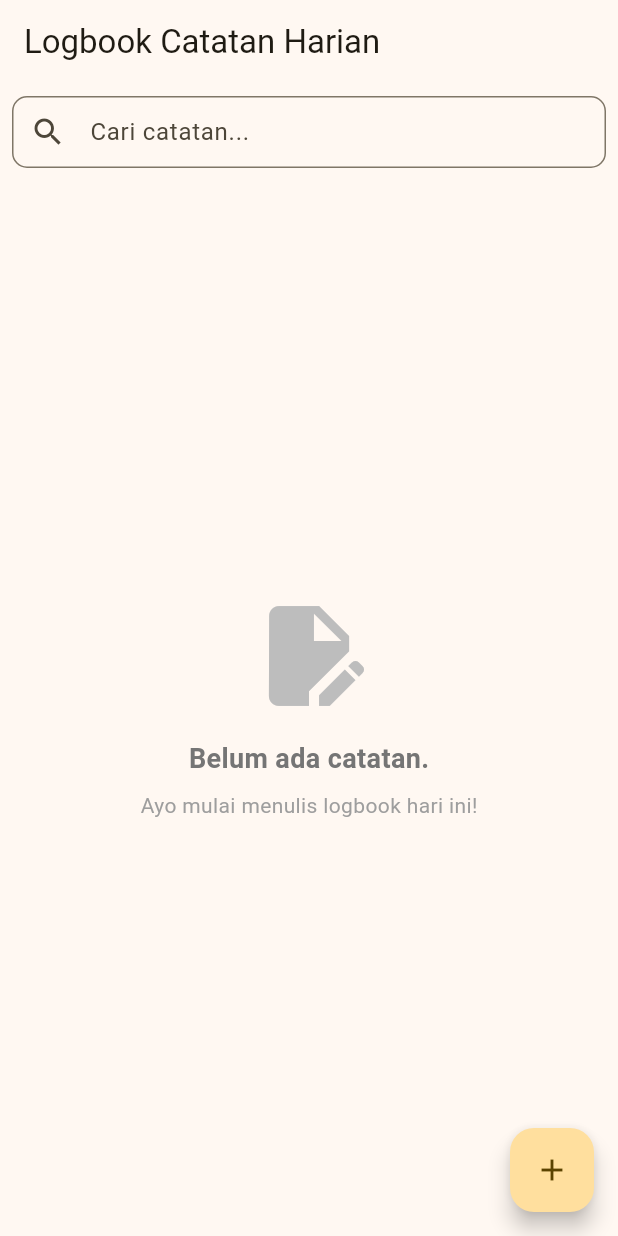
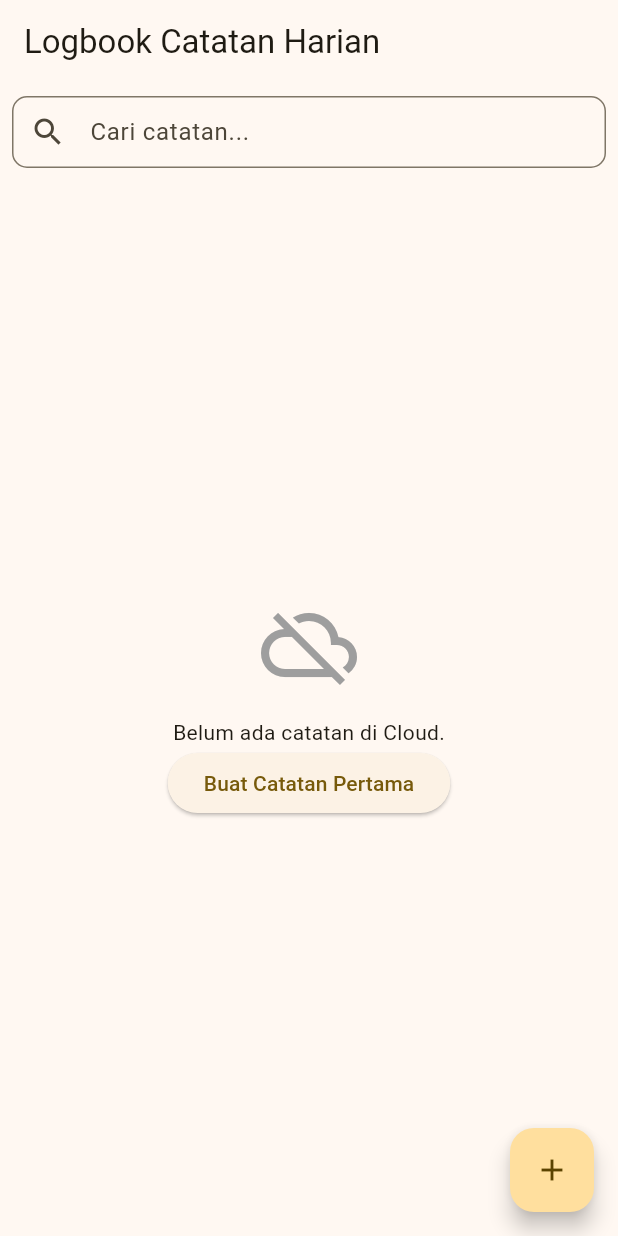
Before and after one commit to ftmhhwwa/logbook_app_074, a Flutter app: the LogView screen opened directly with empty values, on a phone screen of 412 x 824 dp. Run offline on Flutter 3.47's test engine with Material 3 defaults, Android fonts, the phone set to English and light mode, and no system bars; our stand-ins replace flutter_dotenv, shared_preferences; missing offline and left inert: mongo_dart; accounts and stored records are empty.

Commit message:
setup ekosistem dan implementasi mongoservice

```diff
--- a/lib/features/logbook/log_view.dart
+++ b/lib/features/logbook/log_view.dart
@@ -1,6 +1,7 @@
 import 'package:flutter/material.dart';
 import 'package:logbook_app_001/features/logbook/log_controller.dart';
 import 'package:logbook_app_001/features/logbook/models/log_model.dart';
+
 
 class LogView extends StatefulWidget {
   final String username;
@@ -16,6 +17,7 @@
   final TextEditingController _contentController = TextEditingController();
   final TextEditingController _searchController = TextEditingController();
   final ValueNotifier<String> _searchQuery = ValueNotifier('');
+  bool _isLoading = true;
 
   final List<String> _categories = [
     'Akademik',
@@ -23,6 +25,23 @@
     'Pribadi',
     'Urgent',
   ];
+
+  @override
+  void initState() {
+    super.initState();
+    Future.microtask(_initData);
+  }
+
+  Future<void> _initData() async {
+    setState(() => _isLoading = true);
+    try {
+      await _controller.loadFromDisk();
+    } finally {
+      if (mounted) {
+        setState(() => _isLoading = false);
+      }
+    }
+  }
 
   @override
   void dispose() {
@@ -61,6 +80,19 @@
                 return ValueListenableBuilder<List<LogModel>>(
                   valueListenable: _controller.logsNotifier,
                   builder: (context, currentLogs, child) {
+                    if (_isLoading) {
+                      return const Center(
+                        child: Column(
+                          mainAxisSize: MainAxisSize.min,
+                          children: [
+                            CircularProgressIndicator(),
+                            SizedBox(height: 16),
+                            Text("Menghubungkan ke MongoDB Atlas..."),
+                          ],
+                        ),
+                      );
+                    }
+
                     final filteredLogs = currentLogs.where((log) {
                       return log.title.toLowerCase().contains(
                         query.toLowerCase(),
@@ -70,26 +102,18 @@
                     if (currentLogs.isEmpty) {
                       return Center(
                         child: Column(
-                          mainAxisAlignment: MainAxisAlignment.center,
+                          mainAxisSize: MainAxisSize.min,
                           children: [
-                            Icon(
-                              Icons.edit_document,
-                              size: 80,
-                              color: Colors.grey.shade400,
+                            const Icon(
+                              Icons.cloud_off,
+                              size: 64,
+                              color: Colors.grey,
                             ),
                             const SizedBox(height: 16),
-                            Text(
-                              "Belum ada catatan.",
-                              style: TextStyle(
-                                fontSize: 18,
-                                color: Colors.grey.shade600,
-                                fontWeight: FontWeight.bold,
-                              ),
-                            ),
-                            const SizedBox(height: 8),
-                            Text(
-                              "Ayo mulai menulis logbook hari ini!",
-                              style: TextStyle(color: Colors.grey.shade500),
+                            const Text("Belum ada catatan di Cloud."),
+                            ElevatedButton(
+                              onPressed: _showAddLogDialog,
+                              child: const Text("Buat Catatan Pertama"),
                             ),
                           ],
                         ),
--- a/lib/features/logbook/models/log_model.dart
+++ b/lib/features/logbook/models/log_model.dart
@@ -1,10 +1,14 @@
+import 'package:mongo_dart/mongo_dart.dart';
+
 class LogModel {
+  final ObjectId? id;
   final String title;
   final String date;
   final String description;
   final String category;
 
   LogModel({
+    this.id,
     required this.title,
     required this.date,
     required this.description,
@@ -14,6 +18,7 @@
   // Untuk Tugas HOTS: Konversi Map (JSON) ke Object
   factory LogModel.fromMap(Map<String, dynamic> map) {
     return LogModel(
+      id: map['_id'] as ObjectId?,
       title: map['title'],
       date: map['date'],
       description: map['description'],
@@ -24,6 +29,7 @@
   // Konversi Object ke Map (JSON) untuk disimpan
   Map<String, dynamic> toMap() {
     return {
+      '_id': id,
       'title': title,
       'date': date,
       'description': description,
--- /dev/null
+++ b/lib/helpers/log_helper.dart
@@ -0,0 +1,60 @@
+import 'dart:developer' as dev;
+import 'package:intl/intl.dart'; // Tetap kita gunakan untuk presisi waktu
+import 'package:flutter_dotenv/flutter_dotenv.dart';
+
+class LogHelper {
+  static Future<void> writeLog(
+    String message, {
+    String source = "Unknown", // Menandakan file/proses asal
+    int level = 2,
+  }) async {
+    // 1. Filter Konfigurasi (ENV)
+    final int configLevel = int.tryParse(dotenv.env['LOG_LEVEL'] ?? '2') ?? 2;
+    final String muteList = dotenv.env['LOG_MUTE'] ?? '';
+
+    if (level > configLevel) return;
+    if (muteList.split(',').contains(source)) return;
+
+    try {
+      // 2. Format Waktu untuk Konsol
+      String timestamp = DateFormat('HH:mm:ss').format(DateTime.now());
+      String label = _getLabel(level);
+      String color = _getColor(level);
+
+      // 3. Output ke VS Code Debug Console (Non-blocking)
+      dev.log(message, name: source, time: DateTime.now(), level: level * 100);
+
+      // 4. Output ke Terminal (Agar Bapak bisa lihat di PC saat flutter run)
+      // Format: [14:30:05] [INFO] [log_view.dart] -> Database Terhubung
+      print('$color[$timestamp][$label][$source] -> $message\x1B[0m');
+    } catch (e) {
+      dev.log("Logging failed: $e", name: "SYSTEM", level: 1000);
+    }
+  }
+
+  static String _getLabel(int level) {
+    switch (level) {
+      case 1:
+        return "ERROR";
+      case 2:
+        return "INFO";
+      case 3:
+        return "VERBOSE";
+      default:
+        return "LOG";
+    }
+  }
+
+  static String _getColor(int level) {
+    switch (level) {
+      case 1:
+        return '\x1B[31m'; // Merah
+      case 2:
+        return '\x1B[32m'; // Hijau
+      case 3:
+        return '\x1B[34m'; // Biru
+      default:
+        return '\x1B[0m';
+    }
+  }
+}
--- /dev/null
+++ b/lib/models/logbook_model.dart
@@ -0,0 +1,35 @@
+import 'package:mongo_dart/mongo_dart.dart';
+
+class Logbook {
+  final ObjectId? id; // Penanda unik global dari MongoDB
+  final String title;
+  final String description;
+  final DateTime date;
+
+  Logbook({
+    this.id,
+    required this.title,
+    required this.description,
+    required this.date,
+  });
+
+  // [CONVERT] Memasukkan data ke "Kardus" (BSON/Map) untuk dikirim ke Cloud
+  Map<String, dynamic> toMap() {
+    return {
+      '_id': id ?? ObjectId(), // Buat ID otomatis jika belum ada
+      'title': title,
+      'description': description,
+      'date': date.toIso8601String(), // Simpan tanggal dalam format standar
+    };
+  }
+
+  // [REVERT] Membongkar "Kardus" (BSON/Map) kembali menjadi objek Flutter
+  factory Logbook.fromMap(Map<String, dynamic> map) {
+    return Logbook(
+      id: map['_id'] as ObjectId?,
+      title: map['title'] ?? '',
+      description: map['description'] ?? '',
+      date: map['date'] != null ? DateTime.parse(map['date']) : DateTime.now(),
+    );
+  }
+}
--- a/pubspec.yaml
+++ b/pubspec.yaml
@@ -35,6 +35,8 @@
   # Use with the CupertinoIcons class for iOS style icons.
   cupertino_icons: ^1.0.8
   shared_preferences: ^2.3.5
+  mongo_dart: ^0.10.8
+  flutter_dotenv: ^6.0.0
 
 dev_dependencies:
   flutter_test:
@@ -62,6 +64,7 @@
      - assets/images/onboarding1.png
      - assets/images/onboarding2.png
      - assets/images/onboarding3.png
+     - .env
 
   # An image asset can refer to one or more resolution-specific "variants", see
   # https://flutter.dev/to/resolution-aware-images
```
Also changed, not shown: lib/features/logbook/log_controller.dart (+104 -24 lines), lib/main.dart (+6 -1 lines), lib/services/mongo_service.dart (added, +158 -0 lines), pubspec.lock, 2 other files.
